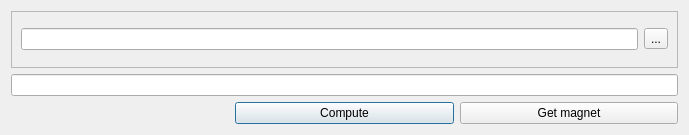
Before: the Qt Designer form eiskaltdcpp-qt/ui/UIFileHasher.ui in eiskaltdcpp/eiskaltdcpp, drawn with Qt 5.
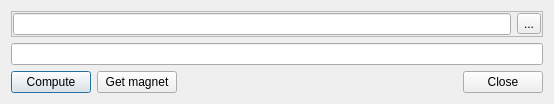
After: the same form once the commit is applied.

```diff
--- a/eiskaltdcpp-qt/ui/UIFileHasher.ui
+++ b/eiskaltdcpp-qt/ui/UIFileHasher.ui
@@ -9,10 +9,16 @@
    <rect>
     <x>0</x>
     <y>0</y>
-    <width>689</width>
-    <height>135</height>
+    <width>554</width>
+    <height>99</height>
    </rect>
   </property>
+  <property name="sizePolicy">
+   <sizepolicy hsizetype="Preferred" vsizetype="Preferred">
+    <horstretch>0</horstretch>
+    <verstretch>0</verstretch>
+   </sizepolicy>
+  </property>
   <property name="maximumSize">
    <size>
     <width>16777215</width>
@@ -22,8 +28,8 @@
   <property name="windowTitle">
    <string>TTH Calculator</string>
   </property>
-  <layout class="QGridLayout" name="gridLayout">
-   <item row="1" column="0" colspan="3">
+  <layout class="QVBoxLayout" name="verticalLayout">
+   <item>
     <widget class="QFrame" name="frame">
      <property name="frameShape">
       <enum>QFrame::StyledPanel</enum>
@@ -32,6 +38,9 @@
       <enum>QFrame::Raised</enum>
      </property>
      <layout class="QGridLayout" name="gridLayout_2">
+      <property name="margin">
+       <number>1</number>
+      </property>
       <item row="0" column="0">
        <widget class="QLineEdit" name="lineEdit_FILE">
         <property name="readOnly">
@@ -49,27 +58,51 @@
      </layout>
     </widget>
    </item>
-   <item row="5" column="0" colspan="3">
+   <item>
     <widget class="QLineEdit" name="lineEdit_HASH">
      <property name="readOnly">
       <bool>true</bool>
      </property>
     </widget>
    </item>
-   <item row="7" column="1">
+   <item>
+    <layout class="QHBoxLayout" name="horizontalLayout">
+     <item>
     <widget class="QPushButton" name="pushButton_RUN">
      <property name="text">
       <string>Compute</string>
      </property>
     </widget>
    </item>
-   <item row="7" column="2">
+     <item>
     <widget class="QPushButton" name="pushButton_MAGNET">
      <property name="text">
       <string>Get magnet</string>
      </property>
     </widget>
    </item>
+     <item>
+      <spacer name="horizontalSpacer">
+       <property name="orientation">
+        <enum>Qt::Horizontal</enum>
+       </property>
+       <property name="sizeHint" stdset="0">
+        <size>
+         <width>40</width>
+         <height>20</height>
+        </size>
+       </property>
+      </spacer>
+     </item>
+     <item>
+      <widget class="QPushButton" name="pushButton_CLOSE">
+       <property name="text">
+        <string>Close</string>
+       </property>
+      </widget>
+     </item>
+    </layout>
+   </item>
   </layout>
  </widget>
  <resources/>
```
Left out of the diff: 19 changed lines with no effect on the pictures. Lines whose indentation alone changed are shown as unchanged.
